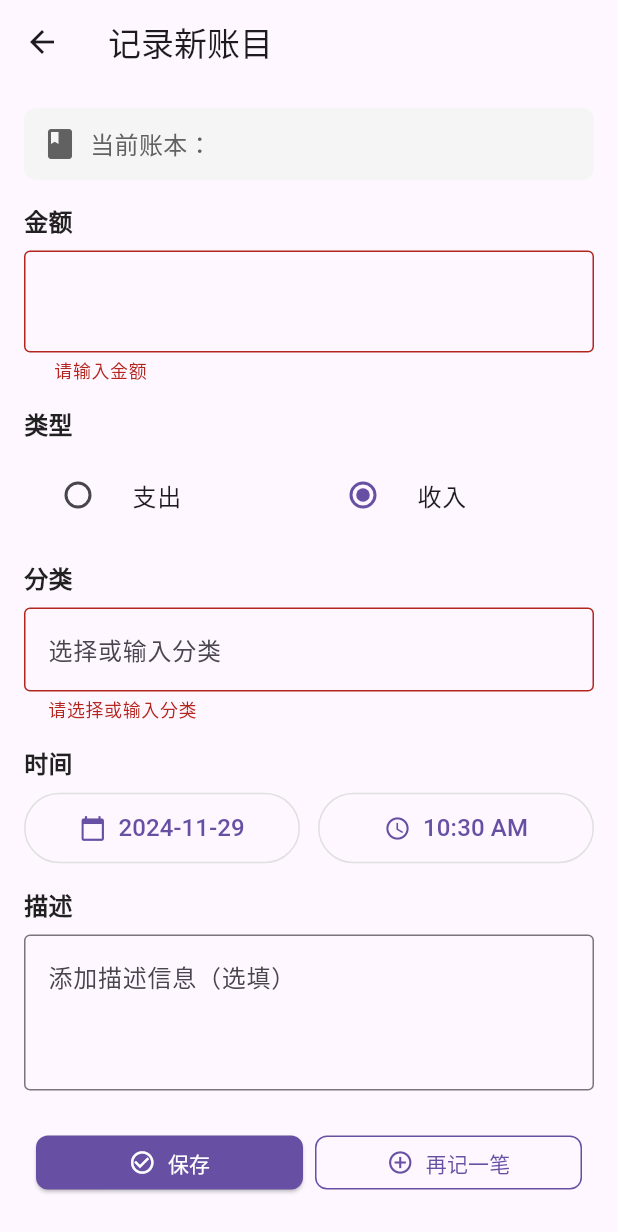
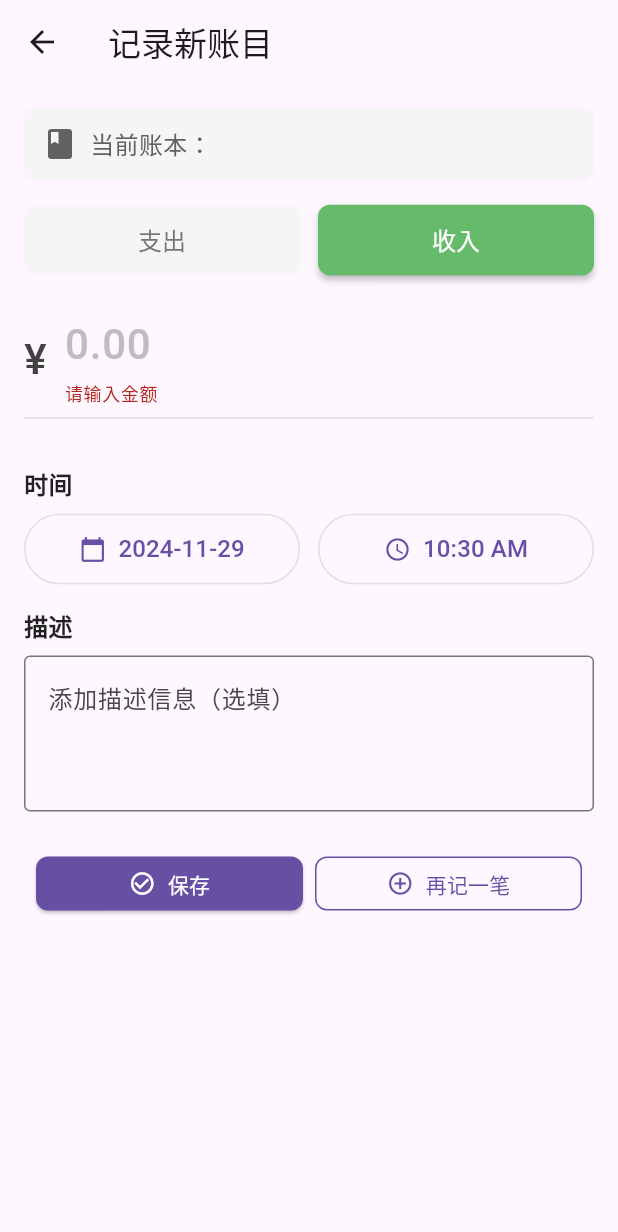
Before and after one commit to clssw1004/clsswjz-app, a Flutter app: the AccountItemForm screen opened directly, after a tap on "支出", after a tap on "收入", after a tap on "保存", on a phone screen of 412 x 824 dp. Shown: the top 1232 px of the screen. Run offline on Flutter 3.47's test engine with Material 3 defaults, Android fonts, the phone set to English and light mode, and no system bars; accounts and stored records are empty; network calls fail.

Commit message:
优化样式

```diff
--- a/lib/pages/account_item_info.dart
+++ b/lib/pages/account_item_info.dart
@@ -281,6 +281,243 @@ class _AccountItemFormState extends State<AccountItemForm> {
     }
   }
 
+  // 类型选择组件
+  Widget _buildTypeSelector() {
+    return Row(
+      children: [
+        Expanded(
+          child: ElevatedButton(
+            onPressed: () => setState(() => _transactionType = '支出'),
+            style: ElevatedButton.styleFrom(
+              backgroundColor: _transactionType == '支出'
+                  ? Colors.red[400]
+                  : Colors.grey[100],
+              foregroundColor: _transactionType == '支出'
+                  ? Colors.white
+                  : Colors.grey[600],
+              elevation: _transactionType == '支出' ? 2 : 0,
+              padding: EdgeInsets.symmetric(vertical: 12),
+              shape: RoundedRectangleBorder(
+                borderRadius: BorderRadius.circular(8),
+              ),
+            ),
+            child: Text(
+              '支出',
+              style: TextStyle(fontSize: 16),
+            ),
+          ),
+        ),
+        SizedBox(width: 12),
+        Expanded(
+          child: ElevatedButton(
+            onPressed: () => setState(() => _transactionType = '收入'),
+            style: ElevatedButton.styleFrom(
+              backgroundColor: _transactionType == '收入'
+                  ? Colors.green[400]
+                  : Colors.grey[100],
+              foregroundColor: _transactionType == '收入'
+                  ? Colors.white
+                  : Colors.grey[600],
+              elevation: _transactionType == '收入' ? 2 : 0,
+              padding: EdgeInsets.symmetric(vertical: 12),
+              shape: RoundedRectangleBorder(
+                borderRadius: BorderRadius.circular(8),
+              ),
+            ),
+            child: Text(
+              '收入',
+              style: TextStyle(fontSize: 16),
+            ),
+          ),
+        ),
+      ],
+    );
+  }
+
+  // 金额输入组件
+  Widget _buildAmountInput() {
+    return Container(
+      padding: EdgeInsets.symmetric(vertical: 8),
+      decoration: BoxDecoration(
+        border: Border(bottom: BorderSide(color: Colors.grey[300]!)),
+      ),
+      child: Row(
+        crossAxisAlignment: CrossAxisAlignment.center,
+        children: [
+          Text(
+            _selectedBook?['currencySymbol'] ?? '¥',
+            style: TextStyle(
+              fontSize: 28,
+              fontWeight: FontWeight.w500,
+              color: Colors.grey[800],
+            ),
+          ),
+          SizedBox(width: 12),
+          Expanded(
+            child: TextFormField(
+              controller: _amountController,
+              keyboardType: TextInputType.numberWithOptions(decimal: true),
+              style: TextStyle(fontSize: 28, fontWeight: FontWeight.w500),
+              decoration: InputDecoration(
+                border: InputBorder.none,
+                hintText: '0.00',
+                hintStyle: TextStyle(color: Colors.grey[400]),
+                isDense: true,
+                contentPadding: EdgeInsets.zero,
+              ),
+              validator: (value) {
+                if (value == null || value.isEmpty) return '请输入金额';
+                return null;
+              },
+            ),
+          ),
+        ],
+      ),
+    );
+  }
+
+  // 分类选择组件
+  Widget _buildCategorySelector() {
+    final screenWidth = MediaQuery.of(context).size.width;
+    final padding = 16.0;
+    final spacing = 8.0;
+    final itemsPerRow = 4;
+    final itemWidth = (screenWidth - (padding * 2) - (spacing * (itemsPerRow - 1))) / itemsPerRow;
+
+    // 计算最大显示按钮数（不包括"全部"按钮）
+    final maxButtons = itemsPerRow * 3;
+    final showAllButton = _categories.length > maxButtons;
+    final displayCategories = showAllButton
+        ? _categories.take(maxButtons - 1).toList()
+        : _categories;
+
+    List<Widget> categoryButtons = displayCategories.map((category) {
+      return SizedBox(
+        width: itemWidth,
+        child: Padding(
+          padding: EdgeInsets.all(4),
+          child: ElevatedButton(
+            onPressed: () => setState(() => _selectedCategory = category),
+            style: ElevatedButton.styleFrom(
+              backgroundColor: _selectedCategory == category
+                  ? Theme.of(context).primaryColor
+                  : Colors.grey[100],
+              foregroundColor: _selectedCategory == category
+                  ? Colors.white
+                  : Colors.grey[700],
+              elevation: _selectedCategory == category ? 2 : 0,
+              padding: EdgeInsets.symmetric(vertical: 12),
+              shape: RoundedRectangleBorder(
+                borderRadius: BorderRadius.circular(8),
+              ),
+            ),
+            child: Text(
+              category,
+              maxLines: 1,
+              overflow: TextOverflow.ellipsis,
+              style: TextStyle(fontSize: 14),
+            ),
+          ),
+        ),
+      );
+    }).toList();
+
+    // 添加"全部"按钮
+    if (showAllButton) {
+      categoryButtons.add(
+        SizedBox(
+          width: itemWidth,
+          child: Padding(
+            padding: EdgeInsets.all(4),
+            child: ElevatedButton(
+              onPressed: _showCategoryDialog,
+              style: ElevatedButton.styleFrom(
+                backgroundColor: Colors.grey[100],
+                foregroundColor: Colors.grey[700],
+                elevation: 0,
+                padding: EdgeInsets.symmetric(vertical: 12),
+                shape: RoundedRectangleBorder(
+                  borderRadius: BorderRadius.circular(8),
+                ),
+              ),
+              child: Text(
+                '全部',
+                style: TextStyle(fontSize: 14),
+              ),
+            ),
+          ),
+        ),
+      );
+    }
+
+    return Wrap(
+      spacing: spacing,
+      runSpacing: spacing,
+      alignment: WrapAlignment.start,
+      children: categoryButtons,
+    );
+  }
+
+  // 分类选择弹窗
+  void _showCategoryDialog() {
+    showDialog(
+      context: context,
+      builder: (context) {
+        final searchController = TextEditingController();
+        List<String> filteredCategories = _categories;
+
+        return StatefulBuilder(
+          builder: (context, setState) {
+            return AlertDialog(
+              title: Text('分类'),
+              content: Container(
+                width: double.maxFinite,
+                child: Column(
+                  mainAxisSize: MainAxisSize.min,
+                  children: [
+                    TextField(
+                      controller: searchController,
+                      decoration: InputDecoration(
+                        prefixIcon: Icon(Icons.search),
+                        hintText: '搜索分类',
+                        border: OutlineInputBorder(),
+                      ),
+                      onChanged: (value) {
+                        setState(() {
+                          filteredCategories = _categories.where((category) =>
+                            category.toLowerCase().contains(value.toLowerCase())
+                          ).toList();
+                        });
+                      },
+                    ),
+                    SizedBox(height: 8),
+                    Expanded(
+                      child: ListView.builder(
+                        shrinkWrap: true,
+                        itemCount: filteredCategories.length,
+                        itemBuilder: (context, index) {
+                          return ListTile(
+                            title: Text(filteredCategories[index]),
+                            onTap: () {
+                              setState(() {
+                                _selectedCategory = filteredCategories[index];
+                              });
+                              Navigator.pop(context);
+                            },
+                          );
+                        },
+                      ),
+                    ),
+                  ],
+                ),
+              ),
+            );
+          },
+        );
+      },
+    );
+  }
+
   @override
   Widget build(BuildContext context) {
     final currencySymbol = _selectedBook?['currencySymbol'] ?? '¥';
@@ -322,144 +559,18 @@ class _AccountItemFormState extends State<AccountItemForm> {
 
                 SizedBox(height: 16), // 缩小间距
 
-                // 金额输入
-                Column(
-                  crossAxisAlignment: CrossAxisAlignment.start,
-                  children: [
-                    Text(
-                      '金额',
-                      style: TextStyle(
-                        fontSize: 16,
-                        fontWeight: FontWeight.bold,
-                        color: Colors.black87,
-                      ),
-                    ),
-                    SizedBox(height: 8),
-                    TextFormField(
-                      controller: _amountController,
-                      keyboardType:
-                          TextInputType.numberWithOptions(decimal: true),
-                      style: TextStyle(fontSize: 24),
-                      decoration: InputDecoration(
-                        prefixText: currencySymbol,
-                        prefixStyle: TextStyle(fontSize: 24),
-                        border: OutlineInputBorder(),
-                        contentPadding: EdgeInsets.symmetric(
-                          horizontal: 16,
-                          vertical: 16,
-                        ),
-                      ),
-                      validator: (value) {
-                        if (value == null || value.isEmpty) {
-                          return '请输入金额';
-                        }
-                        return null;
-                      },
-                    ),
-                  ],
-                ),
+                // 类型选择
+                _buildTypeSelector(),
 
                 SizedBox(height: 16), // 缩小间距
 
-                // 类型选择
-                Column(
-                  crossAxisAlignment: CrossAxisAlignment.start,
-                  children: [
-                    Text(
-                      '类型',
-                      style: TextStyle(
-                        fontSize: 16,
-                        fontWeight: FontWeight.bold,
-                        color: Colors.black87,
-                      ),
-                    ),
-                    SizedBox(height: 8),
-                    Row(
-                      children: [
-                        Expanded(
-                          child: RadioListTile(
-                            title: Text('支出'),
-                            value: '支出',
-                            groupValue: _transactionType,
-                            onChanged: (value) {
-                              setState(() {
-                                _transactionType = value.toString();
-                              });
-                            },
-                          ),
-                        ),
-                        Expanded(
-                          child: RadioListTile(
-                            title: Text('收入'),
-                            value: '收入',
-                            groupValue: _transactionType,
-                            onChanged: (value) {
-                              setState(() {
-                                _transactionType = value.toString();
-                              });
-                            },
-                          ),
-                        ),
-                      ],
-                    ),
-                  ],
-                ),
+                // 金额输入
+                _buildAmountInput(),
 
                 SizedBox(height: 16), // 缩小间距
 
                 // 分类选择
-                Column(
-                  crossAxisAlignment: CrossAxisAlignment.start,
-                  children: [
-                    Text(
-                      '分类',
-                      style: TextStyle(
-                        fontSize: 16,
-                        fontWeight: FontWeight.bold,
-                        color: Colors.black87,
-                      ),
-                    ),
-                    SizedBox(height: 8),
-                    Autocomplete<String>(
-                      initialValue:
-                          TextEditingValue(text: _selectedCategory ?? ''),
-                      optionsBuilder: (TextEditingValue textEditingValue) {
-                        if (textEditingValue.text.isEmpty) {
-                          return _categories;
-                        }
-                        return _categories.where((category) => category
-                            .toLowerCase()
-                            .contains(textEditingValue.text.toLowerCase()));
-                      },
-                      onSelected: (String selection) {
-                        setState(() {
-                          _selectedCategory = selection;
-                        });
-                      },
-                      fieldViewBuilder: (context, textEditingController,
-                          focusNode, onFieldSubmitted) {
-
-                        return TextFormField(
-                          controller: textEditingController,
-                          focusNode: focusNode,
-                          decoration: InputDecoration(
-                            border: OutlineInputBorder(),
-                            hintText: '选择或输入分类',
-                          ),
-                          validator: (value) {
-                            if (value == null || value.isEmpty) {
-                              return '请选择或输入分类';
-                            }
-                            setState(() {
-                              _selectedCategory = value;
-                            });
-                            return null;
-                          },
-                        );
-                      },
-                    ),
-                  ],
-                ),
+                _buildCategorySelector(),
 
                 SizedBox(height: 16), // 缩小间距
 
--- a/lib/services/api_service.dart
+++ b/lib/services/api_service.dart
@@ -67,6 +67,7 @@ class ApiService {
         body: json.encode(data),
       );
     }
+    print(data);
 
     if (!_isSuccessStatusCode(response.statusCode)) {
       throw Exception('Failed to save transaction');
```
